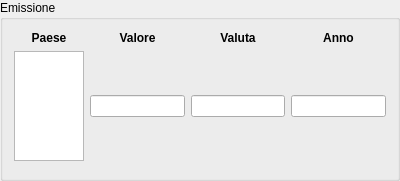
Above: GestCollOnQt/GUI/Moneta/Emissione/emissioneform.ui from mirkoviviani76/gestcoll before the change. Below: the same form after it.
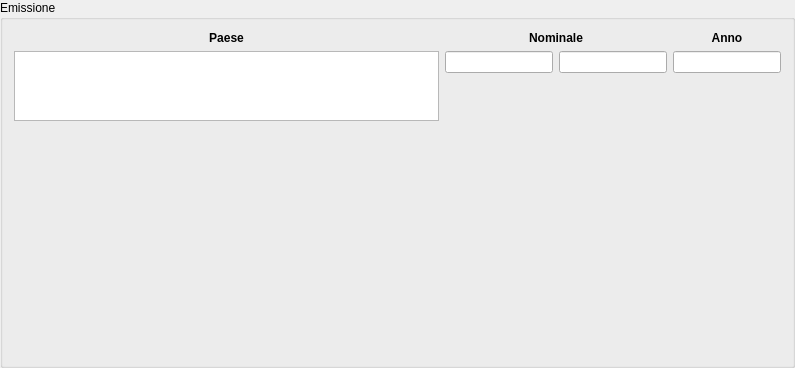
That is the form after the change. Custom widgets are drawn as their Qt base class.

Commit message: Correzione alla grafica dei dati di emissione

Patch:
```diff
--- a/GestCollOnQt/GUI/Moneta/Emissione/emissioneform.ui
+++ b/GestCollOnQt/GUI/Moneta/Emissione/emissioneform.ui
@@ -6,8 +6,8 @@
    <rect>
     <x>0</x>
     <y>0</y>
-    <width>400</width>
-    <height>181</height>
+    <width>795</width>
+    <height>368</height>
    </rect>
   </property>
   <property name="windowTitle">
@@ -16,7 +16,9 @@
   <property name="title">
    <string>Emissione</string>
   </property>
-  <layout class="QGridLayout" name="gridLayout" rowstretch="0,0,1" columnstretch="1,0,0,0">
+  <layout class="QVBoxLayout" name="verticalLayout" stretch="1,3">
+   <item>
+    <layout class="QGridLayout" name="gridLayout" rowstretch="0,0,1" columnstretch="2,0,0,0">
    <item row="0" column="0">
     <widget class="QLabel" name="label">
      <property name="font">
@@ -33,38 +35,6 @@
      </property>
     </widget>
    </item>
-   <item row="0" column="1">
-    <widget class="QLabel" name="label_2">
-     <property name="font">
-      <font>
-       <weight>75</weight>
-       <bold>true</bold>
-      </font>
-     </property>
-     <property name="text">
-      <string>Valore</string>
-     </property>
-     <property name="alignment">
-      <set>Qt::AlignCenter</set>
-     </property>
-    </widget>
-   </item>
-   <item row="0" column="2">
-    <widget class="QLabel" name="label_3">
-     <property name="font">
-      <font>
-       <weight>75</weight>
-       <bold>true</bold>
-      </font>
-     </property>
-     <property name="text">
-      <string>Valuta</string>
-     </property>
-     <property name="alignment">
-      <set>Qt::AlignCenter</set>
-     </property>
-    </widget>
-   </item>
    <item row="0" column="3">
     <widget class="QLabel" name="label_4">
      <property name="font">
@@ -81,17 +51,20 @@
      </property>
     </widget>
    </item>
+     <item row="1" column="0" rowspan="2">
+      <widget class="PaeseWidget" name="paese"/>
+     </item>
    <item row="1" column="1">
     <widget class="QLineEdit" name="valore">
      <property name="alignment">
-      <set>Qt::AlignCenter</set>
+        <set>Qt::AlignRight|Qt::AlignTrailing|Qt::AlignVCenter</set>
      </property>
     </widget>
    </item>
    <item row="1" column="2">
     <widget class="QLineEdit" name="valuta">
      <property name="alignment">
-      <set>Qt::AlignCenter</set>
+        <set>Qt::AlignLeading|Qt::AlignLeft|Qt::AlignVCenter</set>
      </property>
     </widget>
    </item>
@@ -102,12 +75,66 @@
      </property>
     </widget>
    </item>
-   <item row="2" column="0" colspan="4">
+     <item row="2" column="1">
+      <spacer name="verticalSpacer">
+       <property name="orientation">
+        <enum>Qt::Vertical</enum>
+       </property>
+       <property name="sizeHint" stdset="0">
+        <size>
+         <width>20</width>
+         <height>40</height>
+        </size>
+       </property>
+      </spacer>
+     </item>
+     <item row="2" column="2">
+      <spacer name="verticalSpacer_2">
+       <property name="orientation">
+        <enum>Qt::Vertical</enum>
+       </property>
+       <property name="sizeHint" stdset="0">
+        <size>
+         <width>20</width>
+         <height>40</height>
+        </size>
+       </property>
+      </spacer>
+     </item>
+     <item row="2" column="3">
+      <spacer name="verticalSpacer_3">
+       <property name="orientation">
+        <enum>Qt::Vertical</enum>
+       </property>
+       <property name="sizeHint" stdset="0">
+        <size>
+         <width>20</width>
+         <height>40</height>
+        </size>
+       </property>
+      </spacer>
+     </item>
+     <item row="0" column="1" colspan="2">
+      <widget class="QLabel" name="label_2">
+       <property name="font">
+        <font>
+         <weight>75</weight>
+         <bold>true</bold>
+        </font>
+       </property>
+       <property name="text">
+        <string>Nominale</string>
+       </property>
+       <property name="alignment">
+        <set>Qt::AlignCenter</set>
+       </property>
+      </widget>
+     </item>
+    </layout>
+   </item>
+   <item>
     <widget class="AutoritaForm" name="autorita" native="true"/>
    </item>
-   <item row="1" column="0">
-    <widget class="PaeseWidget" name="paese"/>
-   </item>
   </layout>
  </widget>
  <customwidgets>
```
Lines whose indentation alone changed are shown as unchanged. The commit also changes 2 other files.
